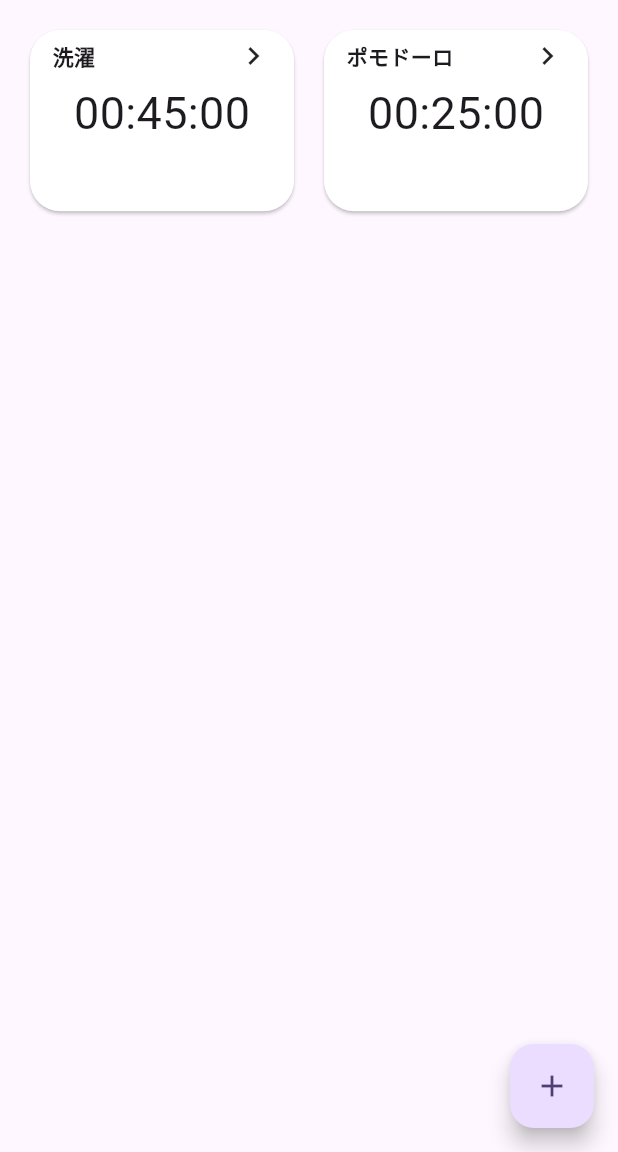
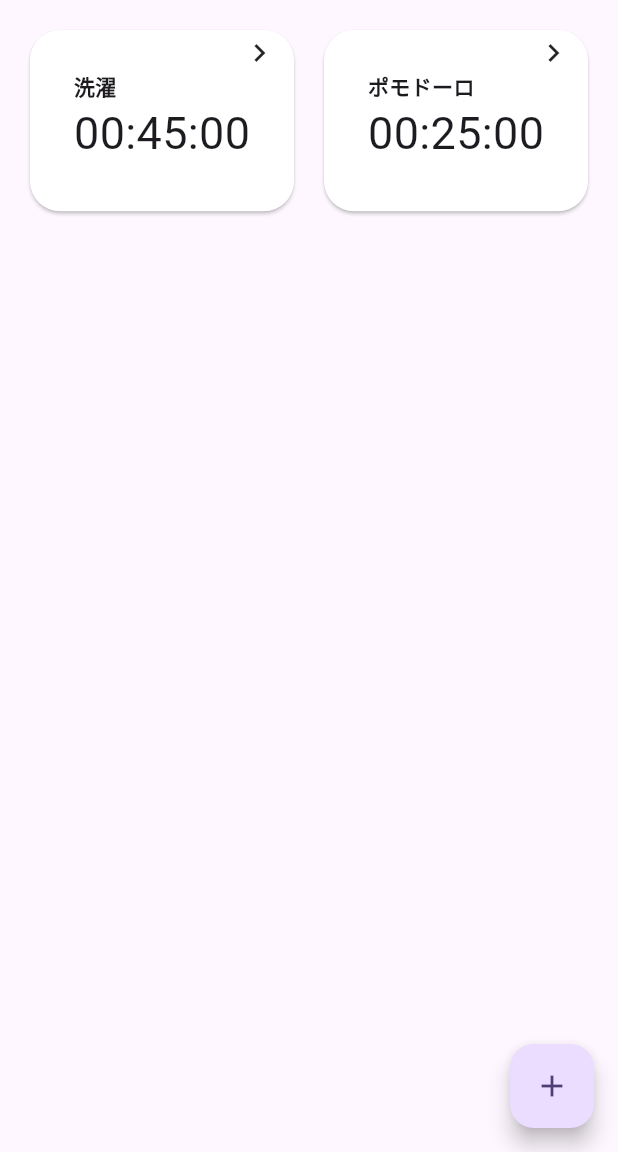
Before and after one commit to ten66/timer_app, a Flutter app: the screen it shows after launch, on a phone screen of 412 x 824 dp, the part 84-1236 px from its top. Run offline on Flutter 3.47's test engine with Material 2 defaults, Android fonts, the phone set to English and light mode, and no system bars; our stand-ins replace flutter_riverpod, riverpod_annotation; generated files the repository leaves out were written again.

Commit message:
style: #7 timerCardのUI変更

```diff
--- a/lib/screens/home_screen.dart
+++ b/lib/screens/home_screen.dart
@@ -95,34 +95,40 @@ class TimerCard extends StatelessWidget {
         onTap: () {
           Navigator.of(context).push(
             MaterialPageRoute(
-                builder: (context) => TimerScreen(
-                      title: title,
-                      time: time,
-                    )),
+              builder: (context) => TimerScreen(
+                title: title,
+                time: time,
+              ),
+            ),
           );
         },
         child: Padding(
-          padding: const EdgeInsets.all(5),
+          padding: const EdgeInsets.all(3),
           child: Column(
             children: [
+              const Padding(
+                padding: EdgeInsets.symmetric(horizontal: 8),
+                child: Row(
+                  mainAxisAlignment: MainAxisAlignment.end,
+                  children: [
+                    Icon(Icons.chevron_right),
+                  ],
+                ),
+              ),
               Padding(
-                padding: const EdgeInsets.symmetric(horizontal: 10),
-                child: Row(
-                  mainAxisAlignment: MainAxisAlignment.spaceBetween,
+                padding: const EdgeInsets.symmetric(horizontal: 8),
+                child: Column(
+                  crossAxisAlignment: CrossAxisAlignment.start,
                   children: [
                     Text(
                       title,
                       style: const TextStyle(fontWeight: FontWeight.bold),
                     ),
-                    const Icon(Icons.chevron_right),
+                    Text(
+                      time,
+                      style: const TextStyle(fontSize: 30),
+                    ),
                   ],
-                ),
-              ),
-              Container(
-                padding: const EdgeInsets.only(right: 10, left: 10, top: 5),
-                child: Text(
-                  time,
-                  style: const TextStyle(fontSize: 30),
                 ),
               ),
             ],
```
